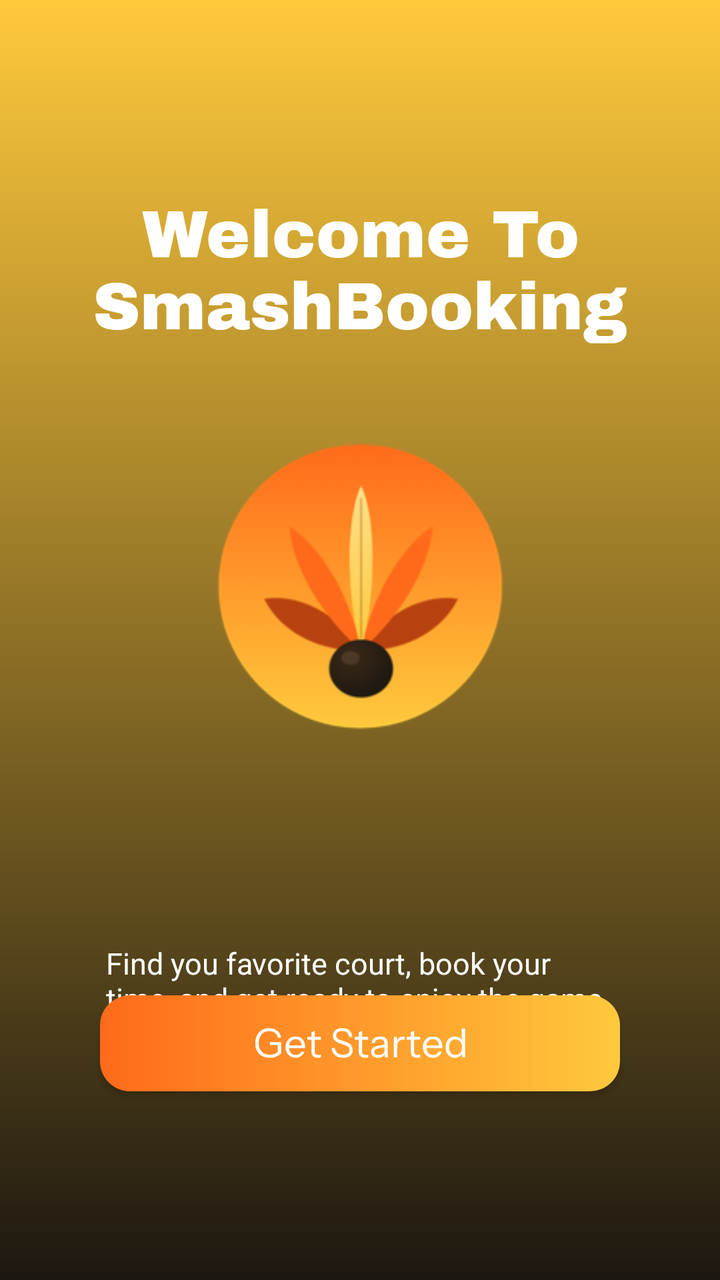
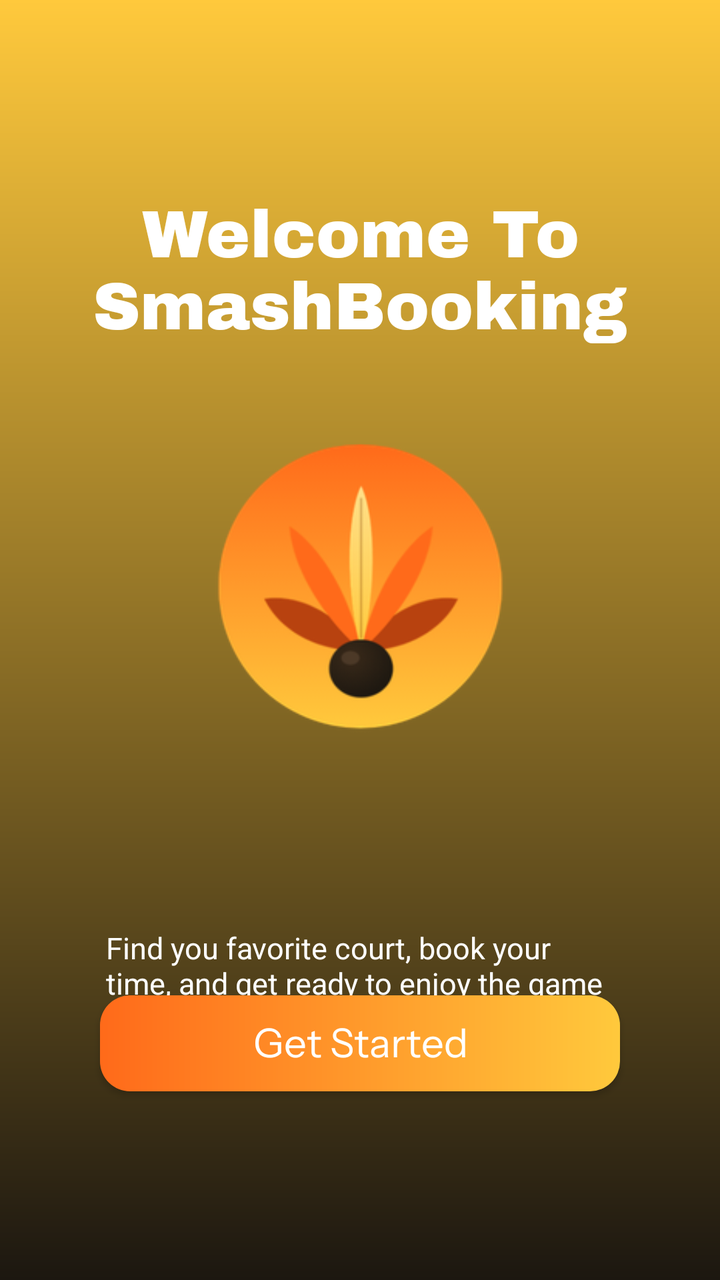

Two renders of the same Android screen: before a commit and after it. Below are the layout's source before the change and the commit's diff.
<!-- AndroidManifest.xml: application theme Theme.KNRJapota -->
<!-- res/layout/activity_main.xml -->
<?xml version="1.0" encoding="utf-8"?>
<androidx.constraintlayout.widget.ConstraintLayout
    xmlns:android="http://schemas.android.com/apk/res/android"
    xmlns:tools="http://schemas.android.com/tools"
    xmlns:app="http://schemas.android.com/apk/res-auto"
    android:id="@+id/main"
    android:background="@drawable/bg_gradient"
    android:layout_width="match_parent"
    android:layout_height="match_parent"
    tools:context=".MainActivity">

    <TextView
        android:id="@+id/textView"
        android:layout_width="wrap_content"
        android:layout_height="wrap_content"
        android:fontFamily="@font/archivoblackregular"
        android:gravity="center"
        android:text="Welcome To SmashBooking"
        android:textColor="#FFFFFF"
        android:textSize="33sp"
        app:layout_constraintBottom_toBottomOf="parent"
        app:layout_constraintEnd_toEndOf="parent"
        app:layout_constraintHorizontal_bias="0.0"
        app:layout_constraintStart_toStartOf="parent"
        app:layout_constraintTop_toTopOf="parent"
        app:layout_constraintVertical_bias="0.172" />

    <ImageView
        android:id="@+id/imageSnack"
        android:layout_width="249dp"
        android:layout_height="232dp"
        android:scaleType="fitCenter"
        android:src="@drawable/logo_project"
        app:layout_constraintBottom_toBottomOf="parent"
        app:layout_constraintEnd_toEndOf="parent"
        app:layout_constraintStart_toStartOf="parent"
        app:layout_constraintTop_toTopOf="parent"
        app:layout_constraintVertical_bias="0.446" />

    <androidx.appcompat.widget.AppCompatButton
        android:id="@+id/btnGetStarted"
        android:layout_width="match_parent"
        android:layout_height="wrap_content"
        android:layout_marginHorizontal="50sp"
        android:layout_marginVertical="50sp"
        android:background="@drawable/bg_button"
        android:fontFamily="@font/instrumentsans"
        android:text="Get Started"
        android:textAllCaps="false"
        android:textColor="#FFFFFF"
        android:textSize="20sp"
        app:layout_constraintBottom_toBottomOf="parent"
        app:layout_constraintEnd_toEndOf="parent"
        app:layout_constraintHorizontal_bias="0.505"
        app:layout_constraintStart_toStartOf="parent"
        app:layout_constraintTop_toTopOf="parent"
        app:layout_constraintVertical_bias="0.91" />

    <TextView
        android:id="@+id/textView2"
        android:layout_width="0dp"
        android:layout_height="wrap_content"
        android:layout_marginStart="53dp"
        android:layout_marginEnd="50dp"
        android:text="Find you favorite court, book your time, and get ready to enjoy the game"
        android:textColor="#FFFFFF"
        android:textSize="15sp"
        app:layout_constraintBottom_toBottomOf="parent"
        app:layout_constraintEnd_toEndOf="parent"
        app:layout_constraintHorizontal_bias="0.0"
        app:layout_constraintStart_toStartOf="parent"
        app:layout_constraintTop_toTopOf="parent"
        app:layout_constraintVertical_bias="0.783" />


</androidx.constraintlayout.widget.ConstraintLayout>
<!-- resources referenced by this layout -->
<resources>
  <!-- drawable bg_button (drawable) -->
  <?xml version="1.0" encoding="utf-8"?>
  <shape xmlns:android="http://schemas.android.com/apk/res/android">
  
      <corners android:radius="15dp"/>
  
      <gradient
          android:startColor="#FF6A1A"
          android:endColor="#FFC93C"
          android:angle="0"/>
  
  </shape>
  <!-- drawable bg_gradient (drawable) -->
  <?xml version="1.0" encoding="utf-8"?>
  <shape xmlns:android="http://schemas.android.com/apk/res/android">
  
      <gradient
          android:startColor="#1C1710"
          android:endColor="#FFC93C"
          android:angle="90"/>
  
  </shape>
  <!-- drawable logo_project: png bitmap (drawable, 20851 bytes) -->
  <style name="Theme.KNRJapota" parent="Base.Theme.KNRJapota" />
  <style name="Base.Theme.KNRJapota" parent="Theme.Material3.DayNight.NoActionBar">
          
          
      </style>
</resources>

<!-- the commit's change to res/layout/activity_main.xml (unified diff, before → after) -->
@@ -70,7 +70,7 @@
         app:layout_constraintHorizontal_bias="0.0"
         app:layout_constraintStart_toStartOf="parent"
         app:layout_constraintTop_toTopOf="parent"
-        app:layout_constraintVertical_bias="0.783" />
+        app:layout_constraintVertical_bias="0.77" />
 
 
 </androidx.constraintlayout.widget.ConstraintLayout>
